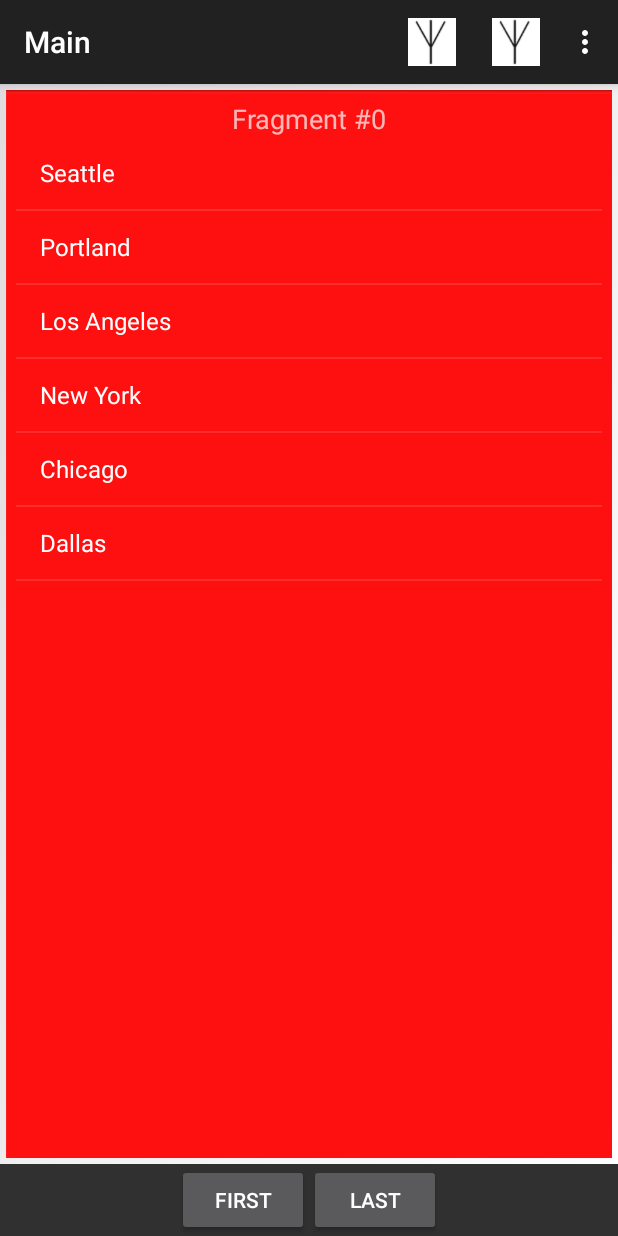
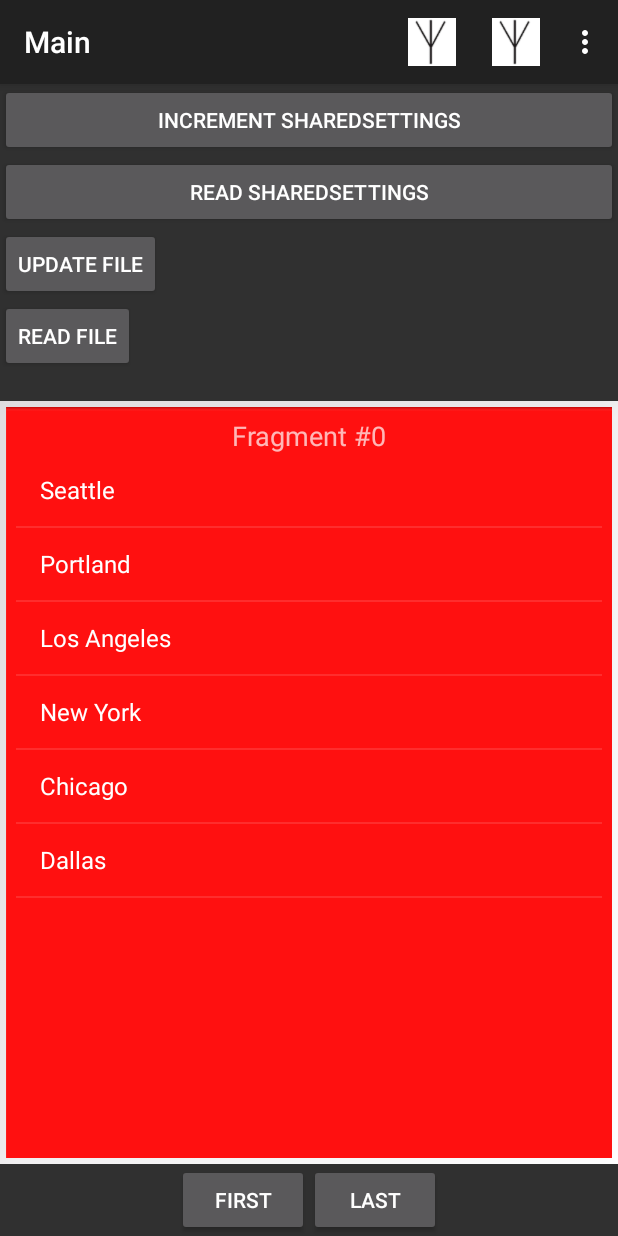
Before and after one commit to danvallejo/android-210, an Android app: the screen it shows after launch (MainActivity), on a phone screen of 412 x 824 dp. Run offline under Robolectric (Android 15) with nearby library versions, the phone set to English and light mode, and no system bars.

Commit message:
internal files and shared preferences

```diff
--- a/HelloWorld/app/src/main/res/layout/activity_main.xml
+++ b/HelloWorld/app/src/main/res/layout/activity_main.xml
@@ -12,6 +12,36 @@
         android:elevation="4dp"
         android:theme="@style/ThemeOverlay.AppCompat.ActionBar"
         app:popupTheme="@style/ThemeOverlay.AppCompat.Light"/>
+
+    <Button
+        android:layout_width="match_parent"
+        android:layout_height="wrap_content"
+        android:onClick="onSharedIncrement"
+        android:text="Increment SharedSettings"/>
+
+    <Button
+        android:layout_width="match_parent"
+        android:layout_height="wrap_content"
+        android:onClick="onSharedRead"
+        android:text="Read SharedSettings"/>
+
+    <Button
+        android:layout_width="wrap_content"
+        android:layout_height="wrap_content"
+        android:onClick="UpdateFile"
+        android:text="Update File" />
+
+    <Button
+        android:layout_width="wrap_content"
+        android:layout_height="wrap_content"
+        android:onClick="ReadFile"
+        android:text="Read File" />
+
+    <TextView
+        android:id="@+id/uxTextView"
+        android:layout_width="wrap_content"
+        android:layout_height="wrap_content"
+        android:singleLine="false" />
 
     <android.support.v4.view.ViewPager
         android:id="@+id/pager"
```
